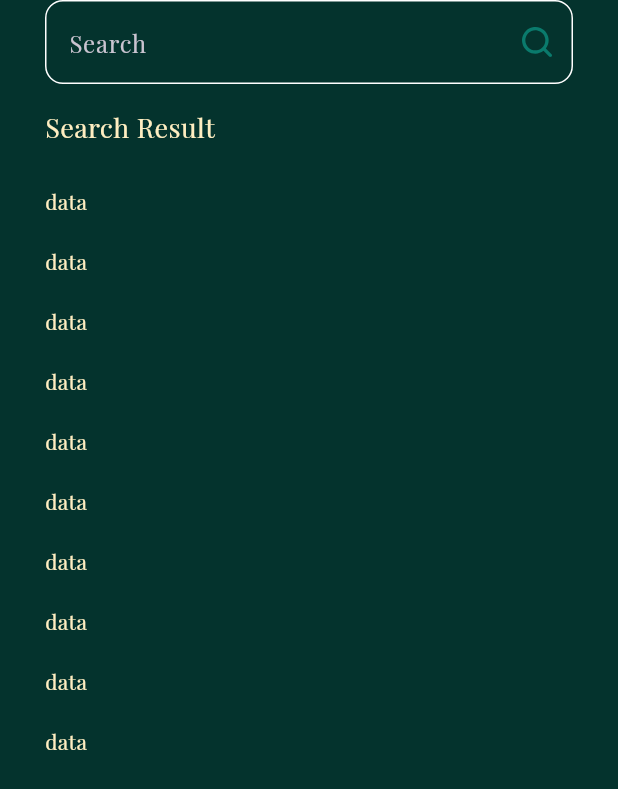
After one commit to raufzer/gramaz-app, a Flutter app: the SearchView screen opened directly, on a phone screen of 412 x 824 dp. The commit adds this screen. Shown: the top 789 px of the screen. Run offline on Flutter 3.47's test engine with Material 3 defaults, Android fonts, the phone set to English and light mode, and no system bars; our stand-ins replace flutter_screenutil, flutter_svg, go_router, google_fonts.

Commit message:
chore: add search view

```diff
--- a/lib/core/utils/app_routers.dart
+++ b/lib/core/utils/app_routers.dart
@@ -2,12 +2,14 @@ import 'package:flutter/material.dart';
 import 'package:go_router/go_router.dart';
 import 'package:gramaz_app/features/books/presentation/views/book_details_view.dart';
 import 'package:gramaz_app/features/books/presentation/views/home_view.dart';
+import 'package:gramaz_app/features/search/presentation/views/search_view.dart';
 
 import '../../features/splash/presentation/views/splash_view.dart';
 
 abstract class AppRouters {
   static const kHomeView = '/homeView';
   static const kBookDetailsView = '/bookDetailsView';
+  static const kSearchView = '/searchView';
   static final GoRouter router = GoRouter(
     routes: <RouteBase>[
       GoRoute(
@@ -28,9 +30,12 @@ abstract class AppRouters {
           return const BooksDetailsView();
         },
       ),
-
-
+        GoRoute(
+        path: kBookDetailsView,
+        builder: (BuildContext context, GoRouterState state) {
+          return const SearchView();
+        },
+      ),
     ],
   );
-
 }
--- a/lib/features/books/presentation/views/widgets/custom_app_bar.dart
+++ b/lib/features/books/presentation/views/widgets/custom_app_bar.dart
@@ -16,7 +16,8 @@ class CustomAppBar extends StatelessWidget {
           Image.asset(AssetsData.gramazLogo),
           const Spacer(),
           GestureDetector(
-            onTap: () {},
+            onTap: () {
+            },
             child: SvgPicture.asset(
               AssetsData.shoppingCartIcon,
               height: 20.r,
--- /dev/null
+++ b/lib/features/search/presentation/views/search_view.dart
@@ -0,0 +1,14 @@
+import 'package:flutter/material.dart';
+import 'package:gramaz_app/features/search/presentation/views/widgets/search_view_body.dart';
+
+class SearchView extends StatelessWidget {
+  const SearchView({super.key});
+
+  @override
+  Widget build(BuildContext context) {
+    return Scaffold(
+        body: SafeArea(
+      child: SearchViewBody(),
+    ));
+  }
+}
--- /dev/null
+++ b/lib/features/search/presentation/views/widgets/custom_search_text_field.dart
@@ -0,0 +1,39 @@
+import 'package:flutter/material.dart';
+import 'package:flutter_svg/flutter_svg.dart';
+
+import '../../../../../core/utils/assets.dart';
+
+class CustomSearchTextField extends StatelessWidget {
+  const CustomSearchTextField({super.key});
+
+  @override
+  Widget build(BuildContext context) {
+    return TextField(
+      decoration: InputDecoration(
+        enabledBorder: buildOutlineInputBorder(),
+        focusedBorder: buildOutlineInputBorder(),
+        hintText: 'Search',
+        suffixIcon: IconButton(
+          onPressed: () {},
+          icon: Opacity(
+            opacity: .8,
+            child: SvgPicture.asset(
+              AssetsData.searchIcon,
+            ),
+          ),
+        ),
+      ),
+    );
+  }
+
+  OutlineInputBorder buildOutlineInputBorder() {
+    return OutlineInputBorder(
+      borderSide: const BorderSide(
+        color: Colors.white,
+      ),
+      borderRadius: BorderRadius.circular(
+        12,
+      ),
+    );
+  }
+}
--- /dev/null
+++ b/lib/features/search/presentation/views/widgets/search_result_list_view.dart
@@ -0,0 +1,20 @@
+import 'package:flutter/material.dart';
+
+class SearchResultListView extends StatelessWidget {
+  const SearchResultListView({super.key});
+
+  @override
+  Widget build(BuildContext context) {
+    return ListView.builder(
+      padding: EdgeInsets.zero,
+      itemCount: 10,
+      itemBuilder: (context, index) {
+        return const Padding(
+          padding: EdgeInsets.symmetric(vertical: 10),
+          // child: BookListViewItem(),
+          child: Text('data'),
+        );
+      },
+    );
+  }
+}
--- /dev/null
+++ b/lib/features/search/presentation/views/widgets/search_view_body.dart
@@ -0,0 +1,35 @@
+import 'package:flutter/cupertino.dart';
+import 'package:flutter/material.dart';
+import 'package:gramaz_app/features/search/presentation/views/widgets/search_result_list_view.dart';
+import '../../../../../core/utils/styles.dart';
+import 'custom_search_text_field.dart';
+
+class SearchViewBody extends StatelessWidget {
+  const SearchViewBody({super.key});
+
+  @override
+  Widget build(BuildContext context) {
+    return Padding(
+      padding: const EdgeInsets.symmetric(horizontal: 30),
+      child: Column(
+        crossAxisAlignment: CrossAxisAlignment.start,
+        children: const [
+          CustomSearchTextField(),
+          SizedBox(
+            height: 16,
+          ),
+          Text(
+            'Search Result',
+            style: Styles.textStyle18,
+          ),
+          SizedBox(
+            height: 16,
+          ),
+          Expanded(
+            child: SearchResultListView(),
+          ),
+        ],
+      ),
+    );
+  }
+}
```
Also changed, not shown: lib/features/books/presentation/views/widgets/custom_bottom_nav_bar.dart (+47 -9 lines). Lines whose indentation alone changed are shown as unchanged.
